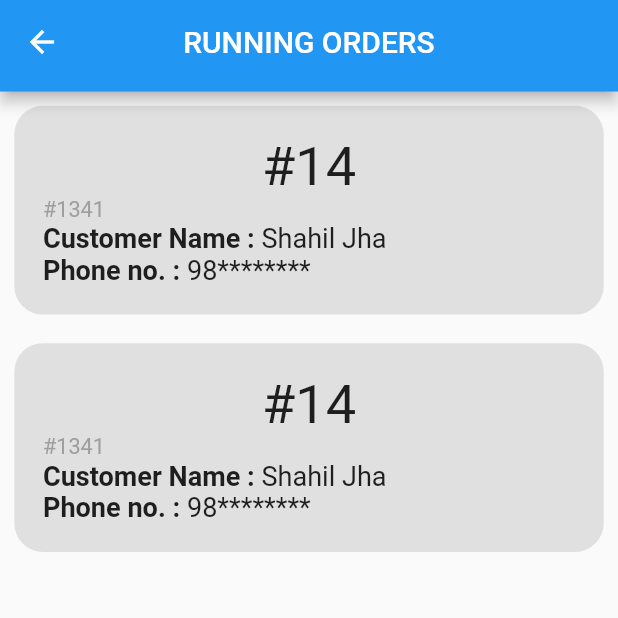
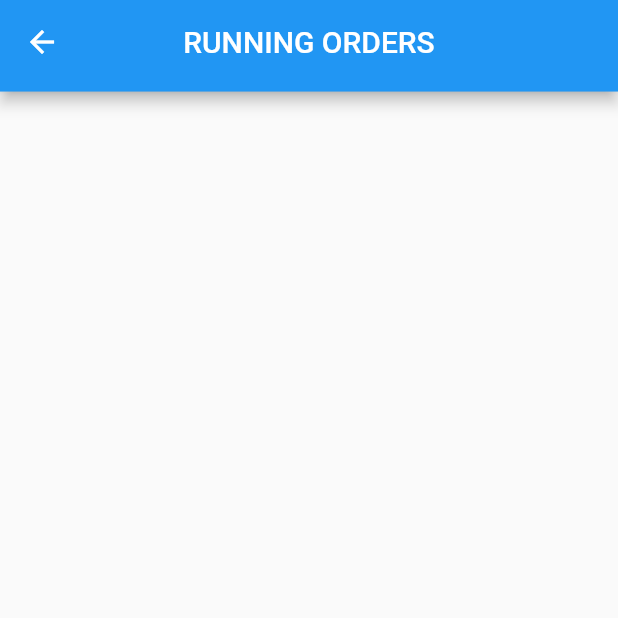
Before and after one commit to ShahilJha/Restaurant-prototype, a Flutter app: the screen it shows after launch, on a phone screen of 412 x 824 dp, the top half of it. Run offline on Flutter 3.47's test engine with Material 2 defaults, Android fonts, the phone set to English and light mode, and no system bars; our stand-ins replace flutter_screenutil.

Commit message:
route-refactor: refactor file names, add route

```diff
--- a/lib/main.dart
+++ b/lib/main.dart
@@ -21,7 +21,7 @@ class MyApp extends StatelessWidget {
           visualDensity: VisualDensity.adaptivePlatformDensity,
           dividerTheme: _getDividerThemeData(),
         ),
-        initialRoute: '/receptionist_running_orders',
+        initialRoute: '/kitchen_running_orders',
         onGenerateRoute: RouteGenerator.generateRoute,
       ),
     );
--- a/lib/route_generator.dart
+++ b/lib/route_generator.dart
@@ -1,7 +1,8 @@
 import 'package:flutter/material.dart';
+import 'package:summer_project/screens/kitchen/running_order_screen/kitchen_running_order_screen.dart';
 import 'screens/common/login/login_screen.dart';
-import 'screens/receptionist/order_details_screen/order_details_screen.dart';
-import 'screens/receptionist/order_list_screen/order_list_screen.dart';
+import 'screens/receptionist/order_details_screen/receptionist_order_details_screen.dart';
+import 'screens/receptionist/order_list_screen/receptionist_order_list_screen.dart';
 
 /*
   To Navigate to another screen:
@@ -18,10 +19,20 @@ class RouteGenerator {
     switch (settings.name) {
       case '/':
         return MaterialPageRoute(builder: (_) => LoginScreen());
+
+      //RECEPTIONIST Routes
       case '/receptionist_order_detail':
-        return MaterialPageRoute(builder: (_) => OrderDetailsScreen());
+        return MaterialPageRoute(
+            builder: (_) => ReceptionistOrderDetailsScreen());
+
       case '/receptionist_running_orders':
-        return MaterialPageRoute(builder: (_) => OrderListScreen());
+        return MaterialPageRoute(builder: (_) => ReceptionistOrderListScreen());
+
+      //KITCHEN Routes
+
+      case '/kitchen_running_orders':
+        return MaterialPageRoute(builder: (_) => KitchenOrderListScreen());
+
       default:
         //If there is no route that has been redirected to.
         return _errorRoute();
--- a/lib/screens/kitchen/order_details_screen/order_details_screen.dart
+++ b/lib/screens/kitchen/order_details_screen/kitchen_order_details_screen.dart
@@ -3,7 +3,7 @@ import 'package:summer_project/widgets/app_app_bar.dart';
 import 'package:flutter_screenutil/flutter_screenutil.dart';
 import 'package:summer_project/widgets/app_button.dart';
 
-class OrderDetailsScreen extends StatelessWidget {
+class KitchenOrderDetailsScreen extends StatelessWidget {
   @override
   Widget build(BuildContext context) {
     return Scaffold(
--- /dev/null
+++ b/lib/screens/kitchen/running_order_screen/kitchen_running_order_screen.dart
@@ -0,0 +1,19 @@
+import 'package:flutter/material.dart';
+import 'package:summer_project/widgets/app_app_bar.dart';
+import 'package:summer_project/widgets/app_container.dart';
+
+class KitchenOrderListScreen extends StatelessWidget {
+  @override
+  Widget build(BuildContext context) {
+    return Scaffold(
+      appBar: KAppBar(
+        title: 'RUNNING ORDERS',
+      ),
+      body: AppContainer(
+        child: ListView(
+          children: [],
+        ),
+      ),
+    );
+  }
+}
--- a/lib/screens/receptionist/order_details_screen/order_details_screen.dart
+++ b/lib/screens/receptionist/order_details_screen/receptionist_order_details_screen.dart
@@ -12,7 +12,7 @@ import 'package:summer_project/widgets/table_no.dart';
 
 import 'local_widgets/payment_details.dart';
 
-class OrderDetailsScreen extends StatelessWidget {
+class ReceptionistOrderDetailsScreen extends StatelessWidget {
   @override
   Widget build(BuildContext context) {
     return Scaffold(
--- a/lib/screens/receptionist/order_list_screen/order_list_screen.dart
+++ b/lib/screens/receptionist/order_list_screen/receptionist_order_list_screen.dart
@@ -4,7 +4,7 @@ import 'package:summer_project/widgets/app_container.dart';
 
 import 'local_widgets/receptionist_order_tile.dart';
 
-class OrderListScreen extends StatelessWidget {
+class ReceptionistOrderListScreen extends StatelessWidget {
   @override
   Widget build(BuildContext context) {
     return Scaffold(
```
Also changed, not shown: lib/screens/kitchen/running_order_screen/running_order_screen.dart (deleted).
